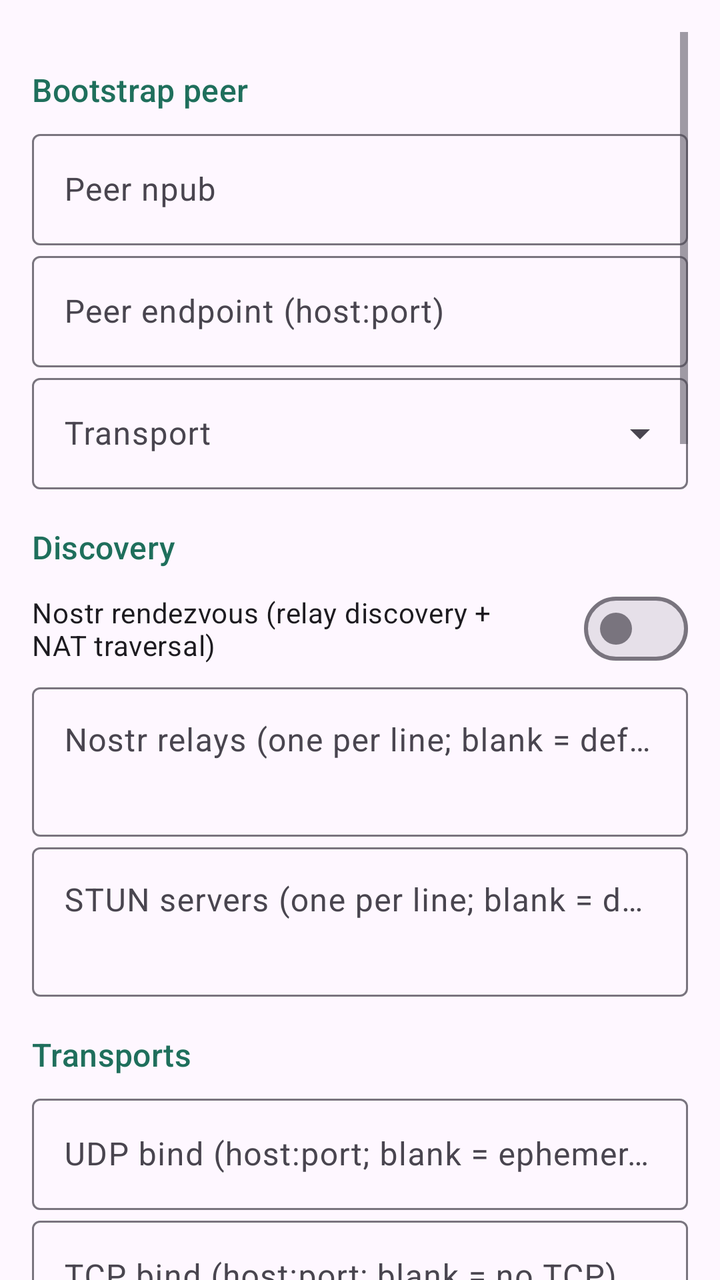
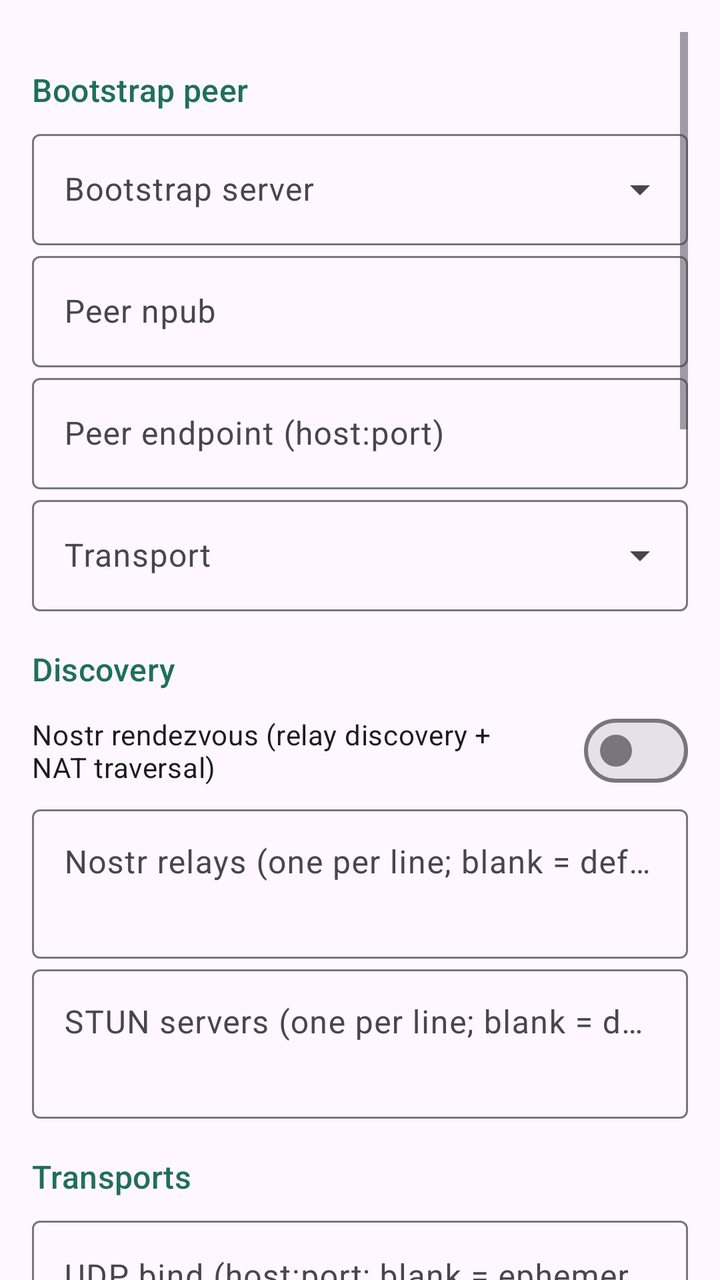

Before-and-after screenshots of an Android layout around one commit, followed by the original layout XML and the change that was made.
<!-- AndroidManifest.xml: application theme Theme.Fips -->
<!-- res/layout/fragment_settings.xml -->
<?xml version="1.0" encoding="utf-8"?>
<ScrollView xmlns:android="http://schemas.android.com/apk/res/android"
    xmlns:app="http://schemas.android.com/apk/res-auto"
    android:layout_width="match_parent"
    android:layout_height="match_parent"
    android:clipToPadding="false"
    android:paddingHorizontal="16dp"
    android:paddingTop="16dp"
    android:paddingBottom="96dp">

    <LinearLayout
        android:layout_width="match_parent"
        android:layout_height="wrap_content"
        android:orientation="vertical">

        
        <TextView style="@style/SettingsHeader" android:text="Bootstrap peer" />

        <com.google.android.material.textfield.TextInputLayout
            style="@style/Widget.Material3.TextInputLayout.OutlinedBox"
            android:layout_width="match_parent"
            android:layout_height="wrap_content"
            android:hint="Peer npub">
            <com.google.android.material.textfield.TextInputEditText
                android:id="@+id/peer_npub"
                android:layout_width="match_parent"
                android:layout_height="wrap_content"
                android:inputType="text" />
        </com.google.android.material.textfield.TextInputLayout>

        <com.google.android.material.textfield.TextInputLayout
            style="@style/Widget.Material3.TextInputLayout.OutlinedBox"
            android:layout_width="match_parent"
            android:layout_height="wrap_content"
            android:hint="Peer endpoint (host:port)">
            <com.google.android.material.textfield.TextInputEditText
                android:id="@+id/peer_endpoint"
                android:layout_width="match_parent"
                android:layout_height="wrap_content"
                android:inputType="text" />
        </com.google.android.material.textfield.TextInputLayout>

        <com.google.android.material.textfield.TextInputLayout
            style="@style/Widget.Material3.TextInputLayout.OutlinedBox.ExposedDropdownMenu"
            android:layout_width="match_parent"
            android:layout_height="wrap_content"
            android:hint="Transport">
            <com.google.android.material.textfield.MaterialAutoCompleteTextView
                android:id="@+id/peer_transport"
                android:layout_width="match_parent"
                android:layout_height="wrap_content"
                android:inputType="none"
                app:simpleItems="@array/peer_transports" />
        </com.google.android.material.textfield.TextInputLayout>

        
        <TextView style="@style/SettingsHeader" android:text="Discovery" />

        <com.google.android.material.materialswitch.MaterialSwitch
            android:id="@+id/nostr"
            android:layout_width="match_parent"
            android:layout_height="wrap_content"
            android:paddingVertical="6dp"
            android:text="Nostr rendezvous (relay discovery + NAT traversal)" />

        <com.google.android.material.textfield.TextInputLayout
            style="@style/Widget.Material3.TextInputLayout.OutlinedBox"
            android:layout_width="match_parent"
            android:layout_height="wrap_content"
            android:hint="Nostr relays (one per line; blank = defaults)">
            <com.google.android.material.textfield.TextInputEditText
                android:id="@+id/nostr_relays"
                android:layout_width="match_parent"
                android:layout_height="wrap_content"
                android:gravity="top"
                android:inputType="textMultiLine|textNoSuggestions"
                android:minLines="2" />
        </com.google.android.material.textfield.TextInputLayout>

        <com.google.android.material.textfield.TextInputLayout
            style="@style/Widget.Material3.TextInputLayout.OutlinedBox"
            android:layout_width="match_parent"
            android:layout_height="wrap_content"
            android:hint="STUN servers (one per line; blank = defaults)">
            <com.google.android.material.textfield.TextInputEditText
                android:id="@+id/stun_servers"
                android:layout_width="match_parent"
                android:layout_height="wrap_content"
                android:gravity="top"
                android:inputType="textMultiLine|textNoSuggestions"
                android:minLines="2" />
        </com.google.android.material.textfield.TextInputLayout>

        
        <TextView style="@style/SettingsHeader" android:text="Transports" />

        <com.google.android.material.textfield.TextInputLayout
            style="@style/Widget.Material3.TextInputLayout.OutlinedBox"
            android:layout_width="match_parent"
            android:layout_height="wrap_content"
            android:hint="UDP bind (host:port; blank = ephemeral)">
            <com.google.android.material.textfield.TextInputEditText
                android:id="@+id/udp_bind"
                android:layout_width="match_parent"
                android:layout_height="wrap_content"
                android:inputType="text" />
        </com.google.android.material.textfield.TextInputLayout>

        <com.google.android.material.textfield.TextInputLayout
            style="@style/Widget.Material3.TextInputLayout.OutlinedBox"
            android:layout_width="match_parent"
            android:layout_height="wrap_content"
            android:hint="TCP bind (host:port; blank = no TCP)">
            <com.google.android.material.textfield.TextInputEditText
                android:id="@+id/tcp_bind"
                android:layout_width="match_parent"
                android:layout_height="wrap_content"
                android:inputType="text" />
        </com.google.android.material.textfield.TextInputLayout>

        
        <TextView style="@style/SettingsHeader" android:text="DNS" />

        <com.google.android.material.materialswitch.MaterialSwitch
            android:id="@+id/enable_fips_dns"
            android:layout_width="match_parent"
            android:layout_height="wrap_content"
            android:paddingVertical="6dp"
            android:text="In-app .fips resolver" />

        <com.google.android.material.textfield.TextInputLayout
            style="@style/Widget.Material3.TextInputLayout.OutlinedBox"
            android:layout_width="match_parent"
            android:layout_height="wrap_content"
            android:hint="Upstream DNS (one per line, host:port)">
            <com.google.android.material.textfield.TextInputEditText
                android:id="@+id/dns_upstreams"
                android:layout_width="match_parent"
                android:layout_height="wrap_content"
                android:gravity="top"
                android:inputType="textMultiLine"
                android:minLines="2" />
        </com.google.android.material.textfield.TextInputLayout>

        
        <TextView style="@style/SettingsHeader" android:text="Performance &amp; battery" />

        <com.google.android.material.materialswitch.MaterialSwitch
            android:id="@+id/battery_saver"
            android:layout_width="match_parent"
            android:layout_height="wrap_content"
            android:paddingVertical="6dp"
            android:text="Battery saver (relaxed timers)" />

        <com.google.android.material.materialswitch.MaterialSwitch
            android:id="@+id/lan_mdns"
            android:layout_width="match_parent"
            android:layout_height="wrap_content"
            android:paddingVertical="6dp"
            android:text="LAN discovery (mDNS)" />

        <TextView
            android:layout_width="match_parent"
            android:layout_height="wrap_content"
            android:paddingBottom="6dp"
            android:text="Finds nearby fips peers on your Wi-Fi for instant local connections. While on, your Wi-Fi chip stops filtering broadcast chatter from other devices (TVs, speakers, printers), and each message briefly wakes the phone — on a busy home network this costs noticeably more battery. No effect when off or on mobile data."
            android:textAppearance="?attr/textAppearanceBodySmall"
            android:textColor="?attr/colorOnSurfaceVariant" />

        <com.google.android.material.materialswitch.MaterialSwitch
            android:id="@+id/forward_clearnet"
            android:layout_width="match_parent"
            android:layout_height="wrap_content"
            android:paddingVertical="6dp"
            android:text="Forward non-mesh traffic (split tunnel)" />

        <com.google.android.material.textfield.TextInputLayout
            style="@style/Widget.Material3.TextInputLayout.OutlinedBox"
            android:layout_width="match_parent"
            android:layout_height="wrap_content"
            android:hint="Worker threads (encrypt/decrypt)">
            <com.google.android.material.textfield.TextInputEditText
                android:id="@+id/worker_threads"
                android:layout_width="match_parent"
                android:layout_height="wrap_content"
                android:inputType="number" />
        </com.google.android.material.textfield.TextInputLayout>

        
        <TextView style="@style/SettingsHeader" android:text="Logging" />

        <com.google.android.material.textfield.TextInputLayout
            style="@style/Widget.Material3.TextInputLayout.OutlinedBox.ExposedDropdownMenu"
            android:layout_width="match_parent"
            android:layout_height="wrap_content"
            android:hint="Log level">
            <com.google.android.material.textfield.MaterialAutoCompleteTextView
                android:id="@+id/log_level"
                android:layout_width="match_parent"
                android:layout_height="wrap_content"
                android:inputType="none"
                app:simpleItems="@array/log_levels" />
        </com.google.android.material.textfield.TextInputLayout>

        
        <TextView style="@style/SettingsHeader" android:text="Advanced: raw fips.yaml" />

        <TextView
            android:layout_width="match_parent"
            android:layout_height="wrap_content"
            android:text="When set, this fully defines the fips config (every parameter) and overrides the structured fips settings above."
            android:textAppearance="?attr/textAppearanceBodySmall"
            android:textColor="?android:attr/textColorSecondary"
            android:paddingBottom="8dp" />

        <com.google.android.material.textfield.TextInputLayout
            style="@style/Widget.Material3.TextInputLayout.OutlinedBox"
            android:layout_width="match_parent"
            android:layout_height="wrap_content"
            android:hint="fips.yaml">
            <com.google.android.material.textfield.TextInputEditText
                android:id="@+id/fips_yaml"
                android:layout_width="match_parent"
                android:layout_height="wrap_content"
                android:fontFamily="monospace"
                android:gravity="top"
                android:inputType="textMultiLine|textNoSuggestions"
                android:minLines="6"
                android:textSize="12sp" />
        </com.google.android.material.textfield.TextInputLayout>

        <com.google.android.material.button.MaterialButton
            android:id="@+id/load_template"
            style="@style/Widget.Material3.Button.TextButton"
            android:layout_width="wrap_content"
            android:layout_height="wrap_content"
            android:text="Load template" />

        <com.google.android.material.button.MaterialButton
            android:id="@+id/save"
            android:layout_width="match_parent"
            android:layout_height="wrap_content"
            android:layout_marginTop="8dp"
            android:layout_marginBottom="24dp"
            android:text="Save settings" />
    </LinearLayout>
</ScrollView>
<!-- resources referenced by this layout -->
<resources>
  <string-array name="log_levels">
          <item>error</item>
          <item>warn</item>
          <item>info</item>
          <item>debug</item>
          <item>trace</item>
      </string-array>
  <string-array name="peer_transports">
          <item>udp</item>
          <item>tcp</item>
      </string-array>
  <style name="SettingsHeader" parent="TextAppearance.Material3.TitleMedium">
          <item name="android:layout_width">wrap_content</item>
          <item name="android:layout_height">wrap_content</item>
          <item name="android:paddingTop">18dp</item>
          <item name="android:paddingBottom">6dp</item>
          <item name="android:textColor">?attr/colorPrimary</item>
      </style>
  <style name="Theme.Fips" parent="Theme.Material3.DayNight.NoActionBar">
          <item name="colorPrimary">@color/fips_primary</item>
          <item name="colorOnPrimary">@color/fips_on_primary</item>
          <item name="colorPrimaryContainer">@color/fips_primary_container</item>
          <item name="colorOnPrimaryContainer">@color/fips_on_primary_container</item>
          <item name="colorSecondary">@color/fips_secondary</item>
          <item name="android:statusBarColor">?attr/colorSurface</item>
      </style>
  <color name="fips_primary">#1F6F5C</color>
  <color name="fips_on_primary">#FFFFFF</color>
  <color name="fips_primary_container">#A6F2DC</color>
  <color name="fips_on_primary_container">#002019</color>
  <color name="fips_secondary">#4A635B</color>
</resources>

<!-- the commit's change to res/layout/fragment_settings.xml (unified diff, before → after) -->
@@ -17,6 +17,18 @@
         <TextView style="@style/SettingsHeader" android:text="Bootstrap peer" />
 
         <com.google.android.material.textfield.TextInputLayout
+            style="@style/Widget.Material3.TextInputLayout.OutlinedBox.ExposedDropdownMenu"
+            android:layout_width="match_parent"
+            android:layout_height="wrap_content"
+            android:hint="Bootstrap server">
+            <com.google.android.material.textfield.MaterialAutoCompleteTextView
+                android:id="@+id/bootstrap_server"
+                android:layout_width="match_parent"
+                android:layout_height="wrap_content"
+                android:inputType="none" />
+        </com.google.android.material.textfield.TextInputLayout>
+
+        <com.google.android.material.textfield.TextInputLayout
             style="@style/Widget.Material3.TextInputLayout.OutlinedBox"
             android:layout_width="match_parent"
             android:layout_height="wrap_content"
